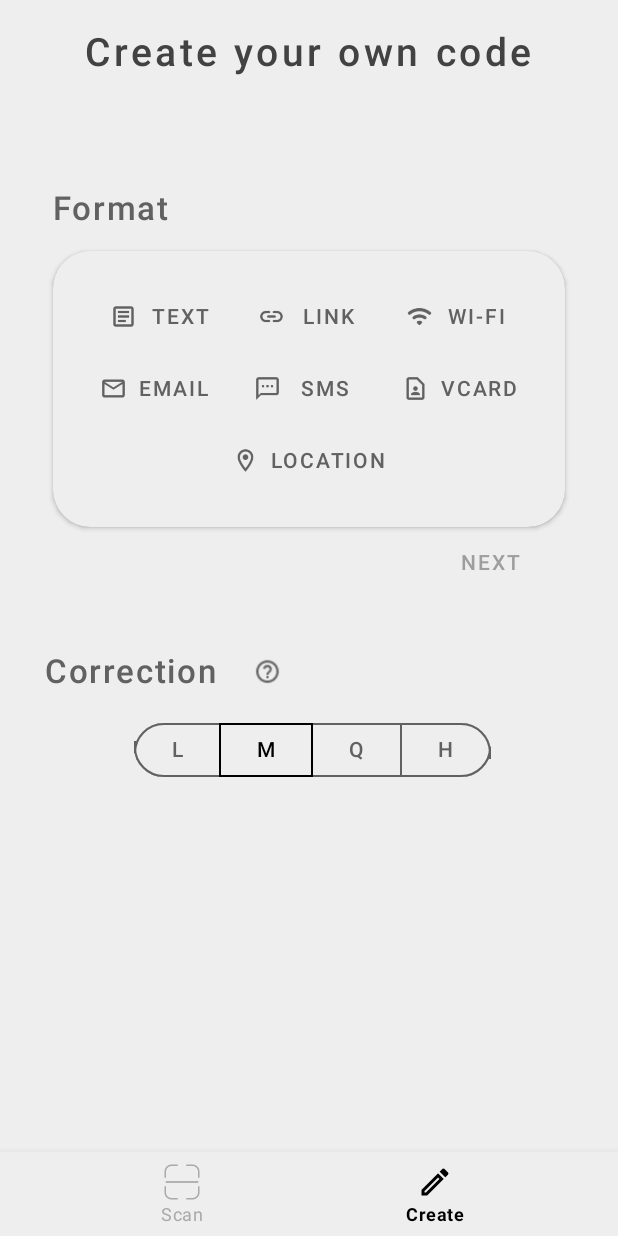
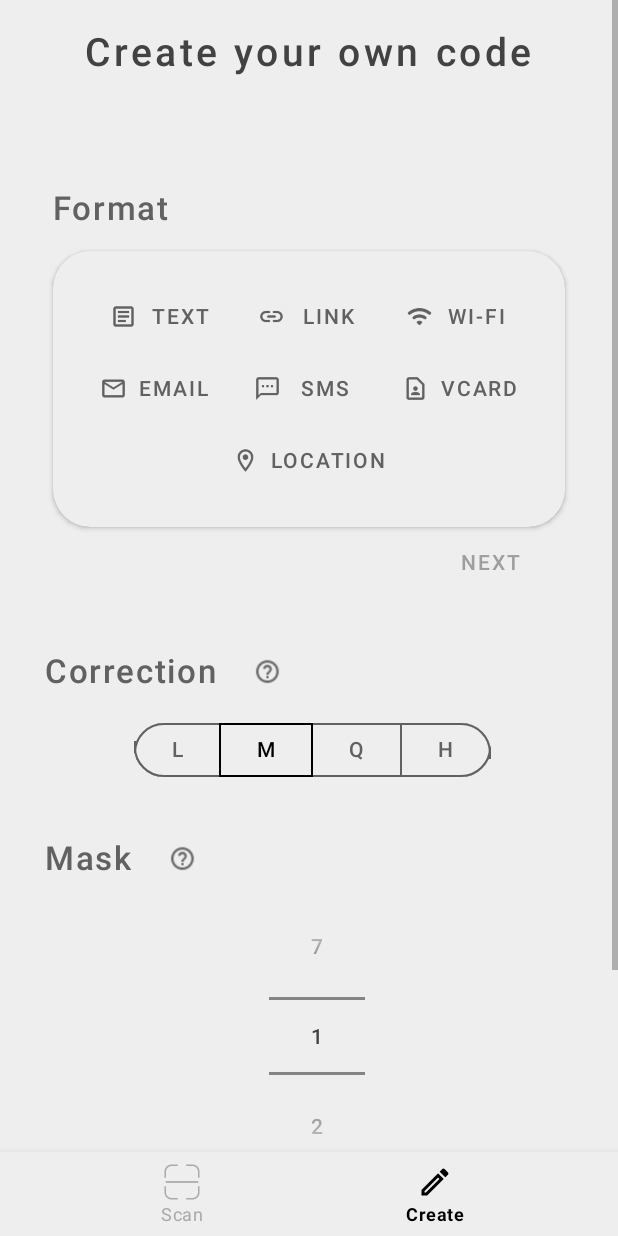
Before and after one commit to Codemitry/QRing, an Android app: the screen it shows after launch (MainActivity), item 2 of the bottom bar chosen, on a phone screen of 412 x 824 dp. Run offline under Robolectric (Android 15) with nearby library versions, the phone set to English and light mode, and no system bars; our stand-ins replace FlexboxLayout; 3 statements that could not run were skipped.

Commit message:
Added mask

```diff
--- a/app/src/main/java/com/codemitry/scanme/ui/CreateQRFragment.kt
+++ b/app/src/main/java/com/codemitry/scanme/ui/CreateQRFragment.kt
@@ -30,6 +30,7 @@ class CreateQRFragment : Fragment() {
 
         showFormatFragment()
         showCorrectionFragment()
+        showMaskFragment()
     }
 
     private fun showFormatFragment() {
@@ -41,6 +42,12 @@ class CreateQRFragment : Fragment() {
     private fun showCorrectionFragment() {
         fragmentManager?.beginTransaction()
                 ?.add(container.id, ErrorCorrectionFragment(::onCorrectionChosen), ErrorCorrectionFragment::class.simpleName)
+                ?.commit()
+    }
+
+    private fun showMaskFragment() {
+        fragmentManager?.beginTransaction()
+                ?.add(container.id, MaskFragment(::onMaskChosen), MaskFragment::class.simpleName)
                 ?.commit()
     }
 
@@ -56,4 +63,8 @@ class CreateQRFragment : Fragment() {
         this.qrErrorCorrectionLevel = correction
     }
 
+    private fun onMaskChosen(mask: Int) {
+        this.qrMask = mask;
+    }
+
 }
--- /dev/null
+++ b/app/src/main/java/com/codemitry/scanme/ui/MaskFragment.kt
@@ -0,0 +1,50 @@
+package com.codemitry.scanme.ui
+
+import android.os.Bundle
+import android.view.LayoutInflater
+import android.view.View
+import android.view.ViewGroup
+import android.widget.CheckBox
+import android.widget.NumberPicker
+import androidx.fragment.app.Fragment
+import com.codemitry.scanme.R
+import com.google.android.material.button.MaterialButton
+
+class MaskFragment(private val onMaskChosen: (mask: Int) -> Unit) : Fragment() {
+
+    override fun onCreateView(inflater: LayoutInflater, container: ViewGroup?, savedInstanceState: Bundle?): View? {
+        return inflater.inflate(R.layout.fragment_mask, container, false)
+    }
+
+    override fun onViewCreated(view: View, savedInstanceState: Bundle?) {
+        super.onViewCreated(view, savedInstanceState)
+
+        view.findViewById<MaterialButton>(R.id.helpMask).setOnClickListener {
+            // TODO: Show normal help
+            HelpCorrectionFragment().show(requireFragmentManager(), HelpCorrectionFragment::class.simpleName)
+        }
+
+        val picker = view.findViewById<NumberPicker>(R.id.maskPicker)
+
+        picker.minValue = 1
+        picker.maxValue = 7
+
+        picker.setOnValueChangedListener { picker, old, new ->
+            if (old != new)
+                onMaskChosen(new)
+        }
+
+        val noMatterCheckbox = view.findViewById<CheckBox>(R.id.no_matter_checkbox)
+
+        noMatterCheckbox.setOnCheckedChangeListener { compoundButton, checked ->
+            println("called")
+            picker.isEnabled = !checked
+
+            // TODO: If mask no matter, default mask is 1. Redo
+            if (checked)
+                onMaskChosen(1)
+        }
+
+    }
+
+}
--- a/app/src/main/res/layout/fragment_create_qr.xml
+++ b/app/src/main/res/layout/fragment_create_qr.xml
@@ -48,6 +48,15 @@
         </LinearLayout>
 
 
+        <Button
+            style="@style/Button.Outlined"
+            android:layout_width="wrap_content"
+            android:layout_height="wrap_content"
+
+            android:layout_gravity="center"
+            android:layout_marginTop="20dp"
+
+            android:text="@string/create" />
     </LinearLayout>
 
 </ScrollView>
--- /dev/null
+++ b/app/src/main/res/layout/fragment_mask.xml
@@ -0,0 +1,69 @@
+<?xml version="1.0" encoding="utf-8"?>
+<LinearLayout xmlns:android="http://schemas.android.com/apk/res/android"
+    xmlns:app="http://schemas.android.com/apk/res-auto"
+    xmlns:tools="http://schemas.android.com/tools"
+    android:id="@+id/maskLayout"
+
+    android:layout_width="match_parent"
+    android:layout_height="wrap_content"
+    android:layout_marginTop="20dp"
+
+    android:orientation="vertical"
+    tools:context=".ui.MaskFragment">
+
+    <LinearLayout
+        android:layout_width="wrap_content"
+        android:layout_height="wrap_content"
+        android:gravity="center_vertical"
+        android:orientation="horizontal">
+
+        <TextView
+            style="@style/Text"
+            android:layout_width="wrap_content"
+            android:layout_height="wrap_content"
+
+
+            android:paddingVertical="15dp"
+
+            android:text="@string/mask"
+            android:textIsSelectable="false" />
+
+        <Button
+            android:id="@+id/helpMask"
+            style="@style/Button"
+            android:layout_width="wrap_content"
+            android:layout_height="wrap_content"
+            android:minWidth="10dp"
+            android:minHeight="15dp"
+            android:padding="0dp"
+
+            app:icon="@drawable/help" />
+    </LinearLayout>
+
+    <NumberPicker
+        android:id="@+id/maskPicker"
+        android:layout_width="wrap_content"
+        android:layout_height="wrap_content"
+
+        android:layout_gravity="center"
+
+        android:layout_marginStart="5dp"
+        android:gravity="center"
+
+
+        android:orientation="horizontal">
+
+    </NumberPicker>
+
+    <CheckBox
+        android:id="@+id/no_matter_checkbox"
+        style="@style/Text.SubText"
+        android:layout_width="wrap_content"
+        android:layout_height="wrap_content"
+
+        android:layout_gravity="center"
+
+        android:layout_marginTop="15dp"
+        android:text="@string/no_matter"
+        android:textIsSelectable="false" />
+</LinearLayout>
--- a/app/src/main/res/values/strings.xml
+++ b/app/src/main/res/values/strings.xml
@@ -68,4 +68,11 @@
     <string name="incorrect_latitude">Latitude must be greater than or equal to -90 and less than or equal to 90</string>
     <string name="incorrect_longitude">Latitude must be greater than or equal to -180 and less than or equal to 180</string>
 
+    <!--    fragment_mask   -->
+    <string name="mask">Mask</string>
+    <string name="no_matter">It doesn\'t matter</string>
+
+    <!--    TODO: Write masks description-->
+    <string name="about_masks">"Mask is a "</string>
+
 </resources>
--- a/app/src/main/res/values/styles.xml
+++ b/app/src/main/res/values/styles.xml
@@ -5,6 +5,10 @@
         <item name="colorPrimary">@color/colorPrimary</item>
         <item name="colorPrimaryDark">@color/colorPrimaryDark</item>
         <item name="colorAccent">@color/colorAccent</item>
+        <item name="android:textColorPrimary">@color/gray_800</item>
+
+        <!--        Picker dividers colors-->
+        <item name="android:colorControlNormal">?colorAccent</item>
 
         <item name="fontFamily">sans-serif-medium</item>
         <item name="android:fontFamily">sans-serif-medium</item>
--- a/qr_generator-lib/src/main/java/com/codemitry/qr_code_generator_lib/qrcode/encoding/Encoding.kt
+++ b/qr_generator-lib/src/main/java/com/codemitry/qr_code_generator_lib/qrcode/encoding/Encoding.kt
@@ -20,9 +20,9 @@ fun charCountIndicator(data: String, version: Int, encoding: DataConverter.Encod
     return charCountIndicator.toString()
 }
 
-enum class ByteFormats {
-    TEXT, URL, PHONE, SMS, EMAIL_ADDRESS, EMAIL, LOCATION, WIFI, VCARD
-}
+//enum class ByteFormats {
+//    TEXT, URL, PHONE, SMS, EMAIL_ADDRESS, EMAIL, LOCATION, WIFI, VCARD
+//}
 
 interface FormattedData {
     val formatted: String
```
Also changed, not shown: app/src/main/java/com/codemitry/scanme/ui/HelpMaskFragment.kt (added, +20 -0 lines), app/src/main/res/layout/fragment_help_masks.xml (added, +69 -0 lines), 1 other file.
